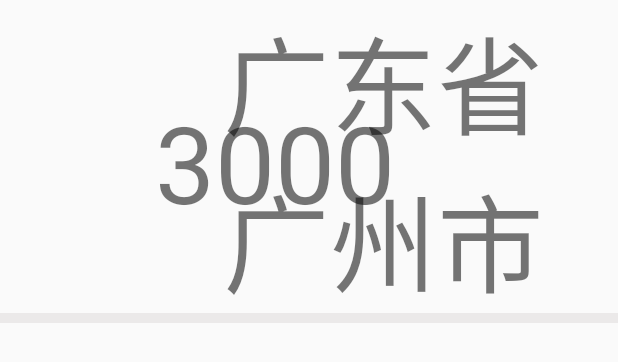
After one commit to DMingOu/SH_DATA_APP, an Android app: the layout item_area_situation.xml on its own in the app's theme, with its tools: preview values and no code run, on a phone screen of 412 x 824 dp. The commit adds this screen. Shown: the top 362 px of the screen. Run offline under Robolectric (Android 15) with nearby library versions, the phone set to English and light mode, and no system bars.

```diff
--- a/app/build.gradle
+++ b/app/build.gradle
@@ -92,5 +92,7 @@ dependencies {
 
     // TitleBar
     implementation 'com.github.goweii:ActionBarEx:3.2.2'
+    //沉浸式状态栏
+    implementation 'com.github.Ye-Miao:StatusBarUtil:1.7.5'
 
 }
--- a/app/src/main/java/com/qg/sh_data_app/application/App.java
+++ b/app/src/main/java/com/qg/sh_data_app/application/App.java
@@ -6,12 +6,16 @@ import android.util.Log;
 
 import com.baidu.mapapi.CoordType;
 import com.baidu.mapapi.SDKInitializer;
+import com.blankj.utilcode.util.BarUtils;
 import com.jeremyliao.liveeventbus.LiveEventBus;
 import com.orhanobut.logger.AndroidLogAdapter;
 import com.orhanobut.logger.Logger;
 
 import java.net.ContentHandler;
 
+import io.reactivex.Observable;
+import io.reactivex.ObservableEmitter;
+import io.reactivex.ObservableOnSubscribe;
 import io.reactivex.functions.Consumer;
 import io.reactivex.plugins.RxJavaPlugins;
 import me.yokeyword.fragmentation.BuildConfig;
@@ -92,4 +96,6 @@ public class App extends Application {
         //包括BD09LL和GCJ02两种坐标，默认是BD09LL坐标。
         SDKInitializer.setCoordType(CoordType.BD09LL);
     }
+
+
 }
--- a/app/src/main/java/com/qg/sh_data_app/base/BaseActivity.java
+++ b/app/src/main/java/com/qg/sh_data_app/base/BaseActivity.java
@@ -9,6 +9,8 @@ import androidx.annotation.Nullable;
 import androidx.appcompat.app.AppCompatActivity;
 
 import com.blankj.utilcode.util.AdaptScreenUtils;
+import com.blankj.utilcode.util.BarUtils;
+import com.qg.sh_data_app.R;
 
 import me.yokeyword.fragmentation.ISupportActivity;
 import me.yokeyword.fragmentation.SupportActivity;
@@ -49,4 +51,6 @@ public class BaseActivity extends SupportActivity {
 
 
 
+
+
 }
--- a/app/src/main/java/com/qg/sh_data_app/ui/MigrationSearchFragment.java
+++ b/app/src/main/java/com/qg/sh_data_app/ui/MigrationSearchFragment.java
@@ -32,6 +32,12 @@ public class MigrationSearchFragment extends BaseFragment {
     @Override
     public void onDestroy() {
         super.onDestroy();
+    }
+
+
+    @Override
+    public void configStatusBar() {
+
     }
 
     @Override
--- a/app/src/main/java/com/qg/sh_data_app/ui/TrackSearchFragment.java
+++ b/app/src/main/java/com/qg/sh_data_app/ui/TrackSearchFragment.java
@@ -39,6 +39,11 @@ public class TrackSearchFragment extends BaseFragment {
     }
 
     @Override
+    public void configStatusBar() {
+
+    }
+
+    @Override
     public void initViews() {
         fragmentTrackSearchBinding.tvTrackBack.setOnClickListener(view -> {
             //返回上一级搜索结果界面
--- a/app/src/main/java/com/qg/sh_data_app/ui/TwoOrMoreFragment.java
+++ b/app/src/main/java/com/qg/sh_data_app/ui/TwoOrMoreFragment.java
@@ -33,6 +33,12 @@ public class TwoOrMoreFragment extends BaseFragment {
         super.onDestroy();
     }
 
+
+    @Override
+    public void configStatusBar() {
+
+    }
+
     @Override
     public void initViews() {
         fragmentTwoOrMoreBinding.imvBackTwo.setOnClickListener(view -> {
--- /dev/null
+++ b/app/src/main/res/layout/item_area_situation.xml
@@ -0,0 +1,37 @@
+<?xml version="1.0" encoding="utf-8"?>
+<RelativeLayout xmlns:android = "http://schemas.android.com/apk/res/android"
+                android:layout_width = "match_parent"
+                android:layout_height = "97pt"
+                xmlns:tools = "http://schemas.android.com/tools">
+
+      <TextView
+        android:id = "@+id/tv_area_name"
+        android:layout_width = "wrap_content"
+        android:layout_height = "wrap_content"
+        tools:text = "广东省 广州市"
+        android:textSize="32pt"
+        android:layout_centerVertical="true"
+        android:layout_marginStart="67pt"
+        />
+
+      <TextView
+      android:id = "@+id/tv_student_count"
+      android:layout_width = "wrap_content"
+      android:layout_height = "wrap_content"
+      tools:text = "3000"
+      android:textSize="32pt"
+      android:layout_centerVertical="true"
+      android:layout_marginEnd="67pt"
+      android:layout_alignParentEnd="true"
+      />
+
+      <View
+      android:layout_width = "wrap_content"
+      android:layout_height = "3pt"
+      android:background="#ffebe9e9"
+      android:layout_alignParentBottom="true"
+      />
+
+
+
+</RelativeLayout>
--- a/app/src/main/res/values/colors.xml
+++ b/app/src/main/res/values/colors.xml
@@ -8,4 +8,9 @@
 
     <!--状态栏颜色-->
     <color name="view_status_bar">#00000000</color>
+
+    <color name = "white">#FFFFFF</color>
+    <color name = "black">#000000</color>
+
+    <color name = "title_bar_city_situation">#5EBEFF</color>
 </resources>
```
Also changed, not shown: app/src/main/java/com/qg/sh_data_app/base/BaseFragment.java (+14 -0 lines), app/src/main/java/com/qg/sh_data_app/ui/CitySituationFragment.kt (+9 -0 lines), app/src/main/java/com/qg/sh_data_app/ui/ContainerActivity.java (+10 -0 lines), app/src/main/java/com/qg/sh_data_app/ui/MainFragment.java (+12 -1 lines), app/src/main/java/com/qg/sh_data_app/ui/MapFragment.kt (+6 -2 lines), app/src/main/res/layout/fragment_cities_situation.xml (+6 -4 lines), app/src/main/res/layout/fragment_main.xml (+14 -0 lines).
